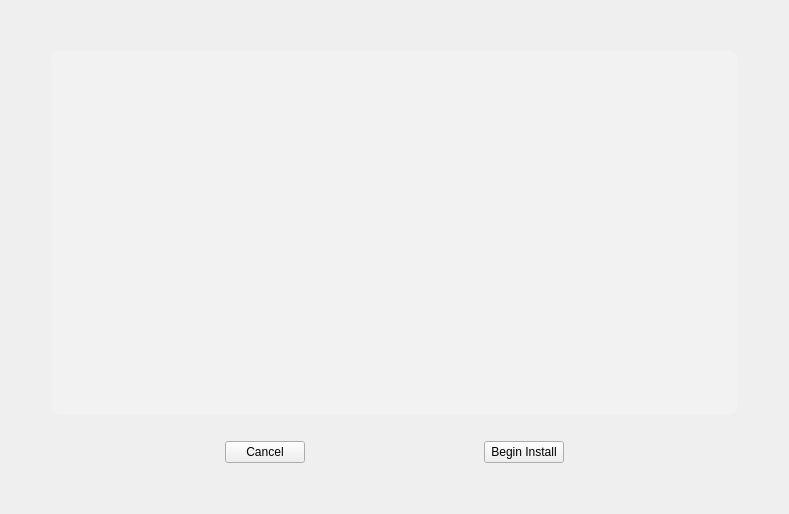
Before: the Qt Designer form yali4/gui/Ui/summarywidget.ui in dadas45li/yali, drawn with Qt 5.
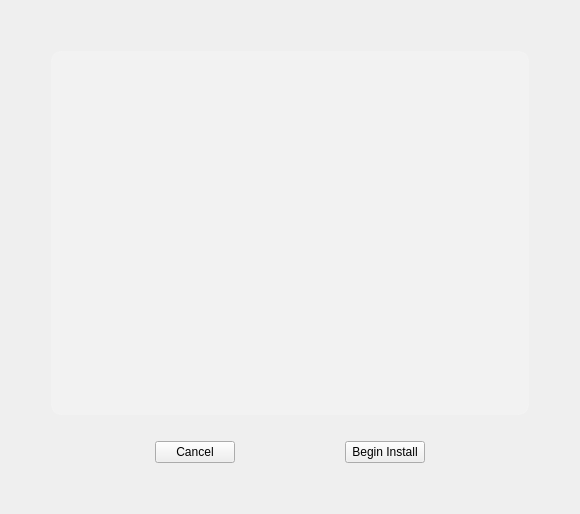
After: the same form once the commit is applied.

The edit to the form file:
```diff
--- a/yali4/gui/Ui/summarywidget.ui
+++ b/yali4/gui/Ui/summarywidget.ui
@@ -5,7 +5,7 @@
    <rect>
     <x>0</x>
     <y>0</y>
-    <width>789</width>
+    <width>580</width>
     <height>514</height>
    </rect>
   </property>
@@ -49,8 +49,8 @@
     <widget class="QTextBrowser" name="content" >
      <property name="minimumSize" >
       <size>
-       <width>600</width>
-       <height>300</height>
+       <width>470</width>
+       <height>280</height>
       </size>
      </property>
      <property name="styleSheet" >
```
